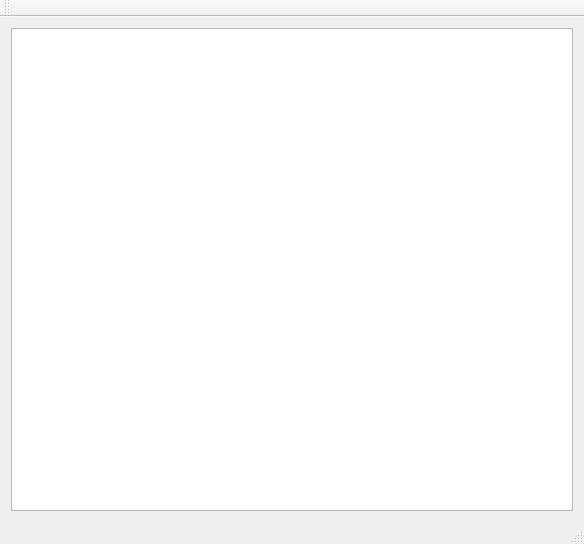
The window that scone/sconestudio/SconeStudio.ui (opensim-org/SCONE) describes before a commit, drawn with Qt 5.
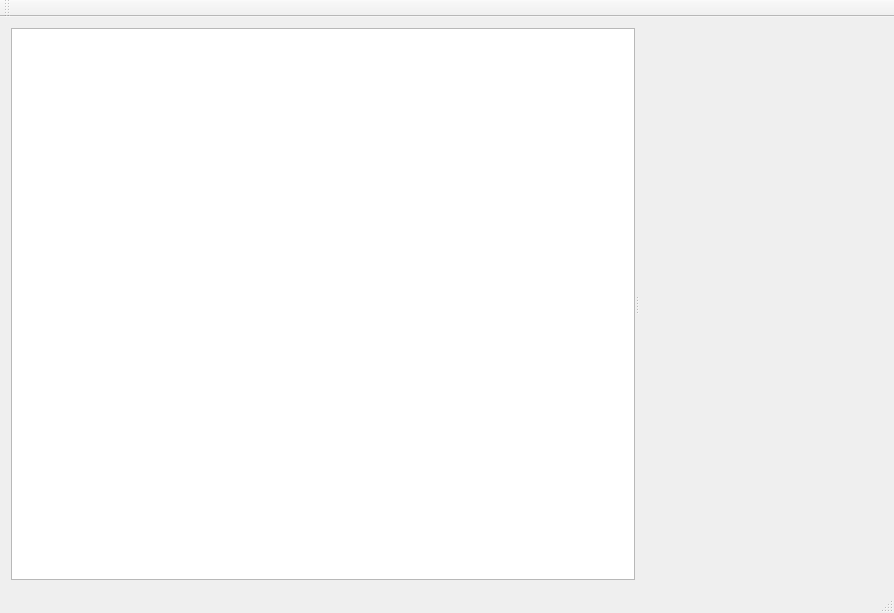
The same window after the commit. Custom widgets are drawn as their Qt base class.

Commit message: initial working version of sconestudio with osg viewer window

Diff of the .ui file:
```diff
--- a/scone/sconestudio/SconeStudio.ui
+++ b/scone/sconestudio/SconeStudio.ui
@@ -6,17 +6,30 @@
    <rect>
     <x>0</x>
     <y>0</y>
-    <width>584</width>
-    <height>544</height>
+    <width>894</width>
+    <height>613</height>
    </rect>
   </property>
   <property name="windowTitle">
    <string>SconeStudio</string>
   </property>
   <widget class="QWidget" name="centralWidget">
-   <layout class="QHBoxLayout" name="horizontalLayout">
+   <layout class="QVBoxLayout" name="verticalLayout">
     <item>
-     <widget class="QTreeView" name="browserView"/>
+     <widget class="QSplitter" name="splitter">
+      <property name="orientation">
+       <enum>Qt::Horizontal</enum>
+      </property>
+      <widget class="QTreeView" name="browserView">
+       <property name="sizePolicy">
+        <sizepolicy hsizetype="Preferred" vsizetype="Expanding">
+         <horstretch>0</horstretch>
+         <verstretch>0</verstretch>
+        </sizepolicy>
+       </property>
+      </widget>
+      <widget class="QOsgViewer" name="osgViewer" native="true"/>
+     </widget>
     </item>
    </layout>
   </widget>
@@ -41,6 +54,14 @@
   <widget class="QStatusBar" name="statusBar"/>
  </widget>
  <layoutdefault spacing="6" margin="11"/>
+ <customwidgets>
+  <customwidget>
+   <class>QOsgViewer</class>
+   <extends>QWidget</extends>
+   <header>qosgviewer.h</header>
+   <container>1</container>
+  </customwidget>
+ </customwidgets>
  <resources>
   <include location="SconeStudio.qrc"/>
  </resources>
```
Left out of the diff: 2 changed lines with no effect on the pictures. The commit also changes 3 other files.
